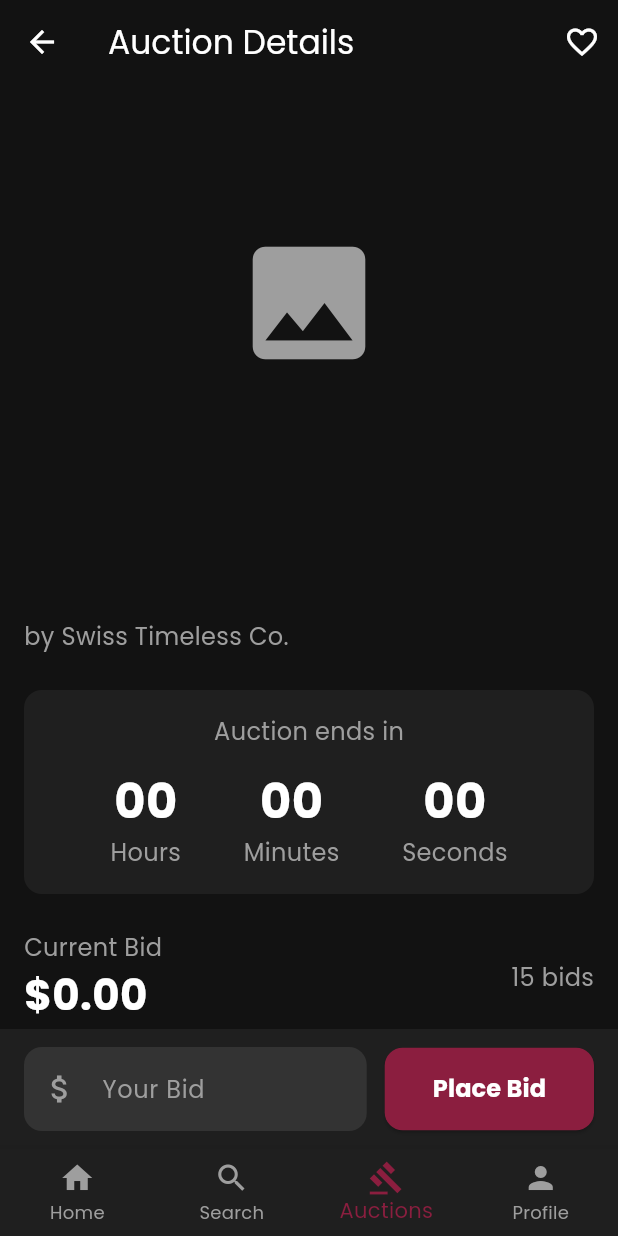
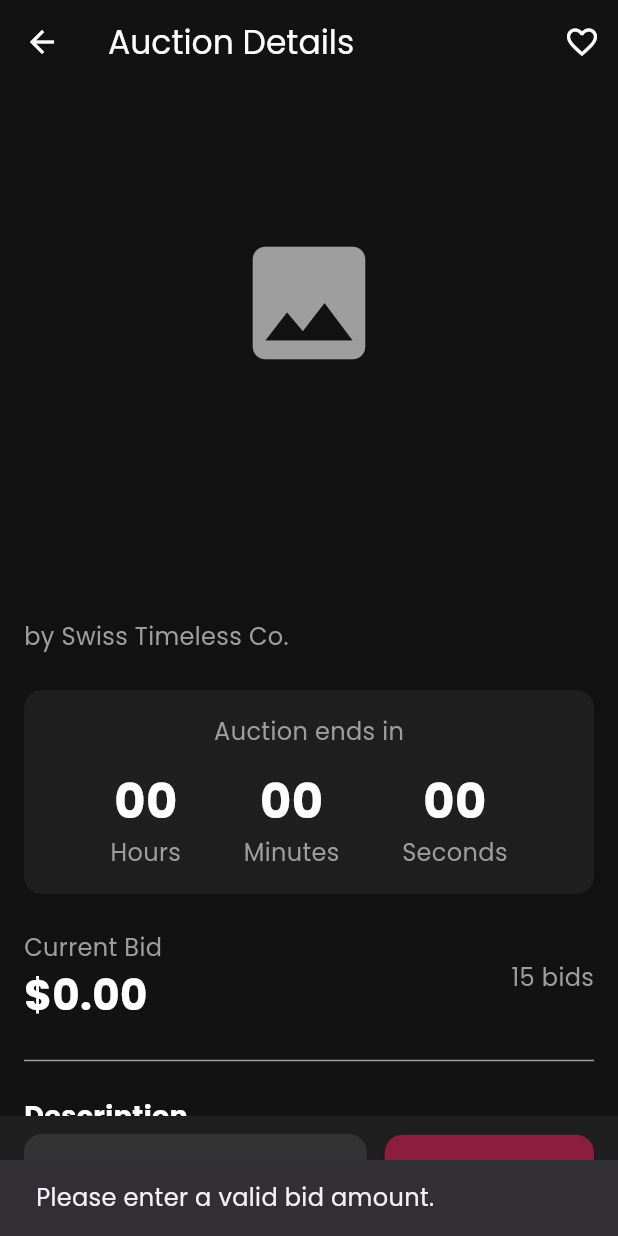
Before and after one commit to MzeeTez/Auctora, a Flutter app: the BiddingPage screen opened directly with empty values, after a tap on "Place Bid", on a phone screen of 412 x 824 dp. Run offline on Flutter 3.47's test engine with Material 3 defaults, Android fonts, the phone set to English and light mode, and no system bars; our stand-ins replace cloud_firestore, firebase_auth, firebase_core, firebase_storage, google_fonts, image_picker and 1 more; accounts and stored records are empty.

Commit message:
auction 3rd

```diff
--- a/lib/bidding_page.dart
+++ b/lib/bidding_page.dart
@@ -1,6 +1,7 @@
 import 'dart:async';
 import 'package:flutter/material.dart';
 import 'package:cloud_firestore/cloud_firestore.dart';
+import 'package:firebase_auth/firebase_auth.dart';
 import 'package:flutter/services.dart';
 
 class BiddingPage extends StatefulWidget {
@@ -18,6 +19,7 @@ class _BiddingPageState extends State<BiddingPage> {
   int _currentPage = 0;
   Timer? _timer;
   Duration _timeLeft = Duration.zero;
+  bool _isPlacingBid = false;
 
   @override
   void initState() {
@@ -26,7 +28,8 @@ class _BiddingPageState extends State<BiddingPage> {
   }
 
   void _startAuctionTimer() {
-    final auctionRef = FirebaseFirestore.instance.collection('auctions').doc(widget.auctionId);
+    final auctionRef =
+    FirebaseFirestore.instance.collection('auctions').doc(widget.auctionId);
     auctionRef.snapshots().listen((snapshot) {
       if (snapshot.exists) {
         final data = snapshot.data() as Map<String, dynamic>;
@@ -57,6 +60,77 @@ class _BiddingPageState extends State<BiddingPage> {
     });
   }
 
+  Future<void> _placeBid() async {
+    if (_isPlacingBid) return;
+
+    final user = FirebaseAuth.instance.currentUser;
+    if (user == null) {
+      ScaffoldMessenger.of(context).showSnackBar(
+        const SnackBar(content: Text('You must be logged in to place a bid.')),
+      );
+      return;
+    }
+
+    final amount = double.tryParse(_bidController.text);
+    if (amount == null || amount <= 0) {
+      ScaffoldMessenger.of(context).showSnackBar(
+        const SnackBar(content: Text('Please enter a valid bid amount.')),
+      );
+      return;
+    }
+
+    setState(() {
+      _isPlacingBid = true;
+    });
+
+    final auctionRef =
+    FirebaseFirestore.instance.collection('auctions').doc(widget.auctionId);
+
+    try {
+      await FirebaseFirestore.instance.runTransaction((transaction) async {
+        final snapshot = await transaction.get(auctionRef);
+        if (!snapshot.exists) {
+          throw Exception("Auction does not exist!");
+        }
+
+        final auctionData = snapshot.data() as Map<String, dynamic>;
+        final currentBid = auctionData['currentBid'] ?? 0.0;
+
+        if (amount <= currentBid) {
+          throw Exception('Your bid must be higher than the current bid.');
+        }
+
+        transaction.update(auctionRef, {
+          'currentBid': amount,
+          'highestBidderId': user.uid,
+        });
+
+        // Optionally, add the bid to a 'bids' subcollection for history
+        final bidHistoryRef = auctionRef.collection('bids').doc();
+        transaction.set(bidHistoryRef, {
+          'userId': user.uid,
+          'amount': amount,
+          'timestamp': FieldValue.serverTimestamp(),
+        });
+      });
+
+      ScaffoldMessenger.of(context).showSnackBar(
+        const SnackBar(content: Text('Bid placed successfully!')),
+      );
+      _bidController.clear();
+    } catch (e) {
+      ScaffoldMessenger.of(context).showSnackBar(
+        SnackBar(content: Text('Failed to place bid: $e')),
+      );
+    } finally {
+      if (mounted) {
+        setState(() {
+          _isPlacingBid = false;
+        });
+      }
+    }
+  }
+
   @override
   void dispose() {
     _pageController.dispose();
@@ -71,21 +145,29 @@ class _BiddingPageState extends State<BiddingPage> {
       backgroundColor: const Color(0xFF121212),
       appBar: _buildAppBar(),
       body: StreamBuilder<DocumentSnapshot>(
-        stream: FirebaseFirestore.instance.collection('auctions').doc(widget.auctionId).snapshots(),
+        stream: FirebaseFirestore.instance
+            .collection('auctions')
+            .doc(widget.auctionId)
+            .snapshots(),
         builder: (context, auctionSnapshot) {
           if (!auctionSnapshot.hasData) {
             return const Center(child: CircularProgressIndicator());
           }
-          final auctionData = auctionSnapshot.data!.data() as Map<String, dynamic>;
+          final auctionData =
+          auctionSnapshot.data!.data() as Map<String, dynamic>;
           final productId = auctionData['productId'];
 
           return FutureBuilder<DocumentSnapshot>(
-            future: FirebaseFirestore.instance.collection('products').doc(productId).get(),
+            future: FirebaseFirestore.instance
+                .collection('products')
+                .doc(productId)
+                .get(),
             builder: (context, productSnapshot) {
               if (!productSnapshot.hasData) {
                 return const Center(child: CircularProgressIndicator());
               }
-              final productData = productSnapshot.data!.data() as Map<String, dynamic>;
+              final productData =
+              productSnapshot.data!.data() as Map<String, dynamic>;
 
               return Column(
                 children: [
@@ -94,7 +176,8 @@ class _BiddingPageState extends State<BiddingPage> {
                       child: Column(
                         crossAxisAlignment: CrossAxisAlignment.start,
                         children: [
-                          _buildImageCarousel(productData['imageUrls'] as List<dynamic>?),
+                          _buildImageCarousel(
+                              productData['imageUrls'] as List<dynamic>?),
                           Padding(
                             padding: const EdgeInsets.all(16.0),
                             child: Column(
@@ -102,12 +185,16 @@ class _BiddingPageState extends State<BiddingPage> {
                               children: [
                                 Text(
                                   productData['name'] ?? 'No Name',
-                                  style: const TextStyle(fontSize: 26, fontWeight: FontWeight.bold, color: Colors.white),
+                                  style: const TextStyle(
+                                      fontSize: 26,
+                                      fontWeight: FontWeight.bold,
+                                      color: Colors.white),
                                 ),
                                 const SizedBox(height: 4),
                                 const Text(
                                   "by Swiss Timeless Co.",
-                                  style: TextStyle(fontSize: 16, color: Colors.grey),
+                                  style: TextStyle(
+                                      fontSize: 16, color: Colors.grey),
                                 ),
                                 const SizedBox(height: 24),
                                 _buildTimerSection(),
@@ -118,12 +205,19 @@ class _BiddingPageState extends State<BiddingPage> {
                                 const SizedBox(height: 16),
                                 const Text(
                                   "Description",
-                                  style: TextStyle(fontSize: 18, fontWeight: FontWeight.bold, color: Colors.white),
+                                  style: TextStyle(
+                                      fontSize: 18,
+                                      fontWeight: FontWeight.bold,
+                                      color: Colors.white),
                                 ),
                                 const SizedBox(height: 8),
                                 Text(
-                                  productData['description'] ?? 'No description available.',
-                                  style: const TextStyle(color: Colors.white70, fontSize: 16, height: 1.5),
+                                  productData['description'] ??
+                                      'No description available.',
+                                  style: const TextStyle(
+                                      color: Colors.white70,
+                                      fontSize: 16,
+                                      height: 1.5),
                                 ),
                               ],
                             ),
@@ -139,7 +233,6 @@ class _BiddingPageState extends State<BiddingPage> {
           );
         },
       ),
-      bottomNavigationBar: _buildBottomNavBar(),
     );
   }
 
@@ -173,7 +266,8 @@ class _BiddingPageState extends State<BiddingPage> {
               },
               itemBuilder: (context, index) {
                 if (imageUrls!.isEmpty) {
-                  return const Icon(Icons.image, size: 100, color: Colors.grey);
+                  return const Icon(Icons.image,
+                      size: 100, color: Colors.grey);
                 }
                 return Image.network(imageUrls[index], fit: BoxFit.cover);
               },
@@ -260,7 +354,8 @@ class _BiddingPageState extends State<BiddingPage> {
             ),
           ],
         ),
-        const Text("15 bids", style: TextStyle(color: Colors.grey)), // Placeholder
+        const Text("15 bids",
+            style: TextStyle(color: Colors.grey)), // Placeholder
       ],
     );
   }
@@ -274,7 +369,8 @@ class _BiddingPageState extends State<BiddingPage> {
           Expanded(
             child: TextField(
               controller: _bidController,
-              keyboardType: const TextInputType.numberWithOptions(decimal: true),
+              keyboardType:
+              const TextInputType.numberWithOptions(decimal: true),
               style: const TextStyle(color: Colors.white),
               decoration: InputDecoration(
                 prefixIcon:
@@ -292,15 +388,25 @@ class _BiddingPageState extends State<BiddingPage> {
           ),
           const SizedBox(width: 12),
           ElevatedButton(
-            onPressed: () {},
+            onPressed: _isPlacingBid ? null : _placeBid,
             style: ElevatedButton.styleFrom(
               backgroundColor: const Color(0xFF8B1E3F),
-              padding: const EdgeInsets.symmetric(horizontal: 32, vertical: 16),
+              padding:
+              const EdgeInsets.symmetric(horizontal: 32, vertical: 16),
               shape: RoundedRectangleBorder(
                 borderRadius: BorderRadius.circular(12),
               ),
             ),
-            child: const Text("Place Bid",
+            child: _isPlacingBid
+                ? const SizedBox(
+              width: 20,
+              height: 20,
+              child: CircularProgressIndicator(
+                strokeWidth: 2,
+                valueColor: AlwaysStoppedAnimation<Color>(Colors.white),
+              ),
+            )
+                : const Text("Place Bid",
                 style: TextStyle(
                     fontSize: 16,
                     fontWeight: FontWeight.bold,
@@ -310,20 +416,4 @@ class _BiddingPageState extends State<BiddingPage> {
       ),
     );
   }
-
-  Widget _buildBottomNavBar() {
-    return BottomNavigationBar(
-      type: BottomNavigationBarType.fixed,
-      backgroundColor: const Color(0xFF1F1F1F),
-      selectedItemColor: const Color(0xFF8B1E3F),
-      unselectedItemColor: Colors.grey,
-      currentIndex: 2, // 'Auctions' tab is active
-      items: const [
-        BottomNavigationBarItem(icon: Icon(Icons.home), label: 'Home'),
-        BottomNavigationBarItem(icon: Icon(Icons.search), label: 'Search'),
-        BottomNavigationBarItem(icon: Icon(Icons.gavel), label: 'Auctions'),
-        BottomNavigationBarItem(icon: Icon(Icons.person), label: 'Profile'),
-      ],
-    );
-  }
 }
--- a/lib/live_auctions_page.dart
+++ b/lib/live_auctions_page.dart
@@ -75,7 +75,6 @@ class _LiveAuctionsPageState extends State<LiveAuctionsPage> {
           ),
         ],
       ),
-      bottomNavigationBar: _buildBottomNavBar(),
     );
   }
 
@@ -171,21 +170,6 @@ class _LiveAuctionsPageState extends State<LiveAuctionsPage> {
     return query.snapshots();
   }
 
-  Widget _buildBottomNavBar() {
-    return BottomNavigationBar(
-      type: BottomNavigationBarType.fixed,
-      backgroundColor: cardDark,
-      selectedItemColor: accentRed,
-      unselectedItemColor: greyText,
-      currentIndex: 2,
-      items: const [
-        BottomNavigationBarItem(icon: Icon(Icons.home), label: 'Home'),
-        BottomNavigationBarItem(icon: Icon(Icons.search), label: 'Search'),
-        BottomNavigationBarItem(icon: Icon(Icons.gavel), label: 'Auctions'),
-        BottomNavigationBarItem(icon: Icon(Icons.person), label: 'Profile'),
-      ],
-    );
-  }
 }
 
 class AuctionListItem extends StatefulWidget {
--- a/lib/login_screen.dart
+++ b/lib/login_screen.dart
@@ -4,10 +4,8 @@ import 'package:google_fonts/google_fonts.dart';
 import 'package:lottie/lottie.dart';
 import 'package:firebase_auth/firebase_auth.dart';
 
-import 'WelcomeScreen.dart';
 import 'forgot_password_screen.dart';
 import 'signup_screen.dart';
-import 'homepage.dart';
 class LoginScreen extends StatefulWidget {
   const LoginScreen({super.key});
 
--- a/lib/main.dart
+++ b/lib/main.dart
@@ -4,7 +4,6 @@ import 'package:firebase_core/firebase_core.dart';
 import 'package:firebase_auth/firebase_auth.dart';
 
 import 'WelcomeScreen.dart';
-import 'homepage.dart'; // Replace with your post-login screen
 import 'firebase_options.dart';
 
 void main() async {
```
